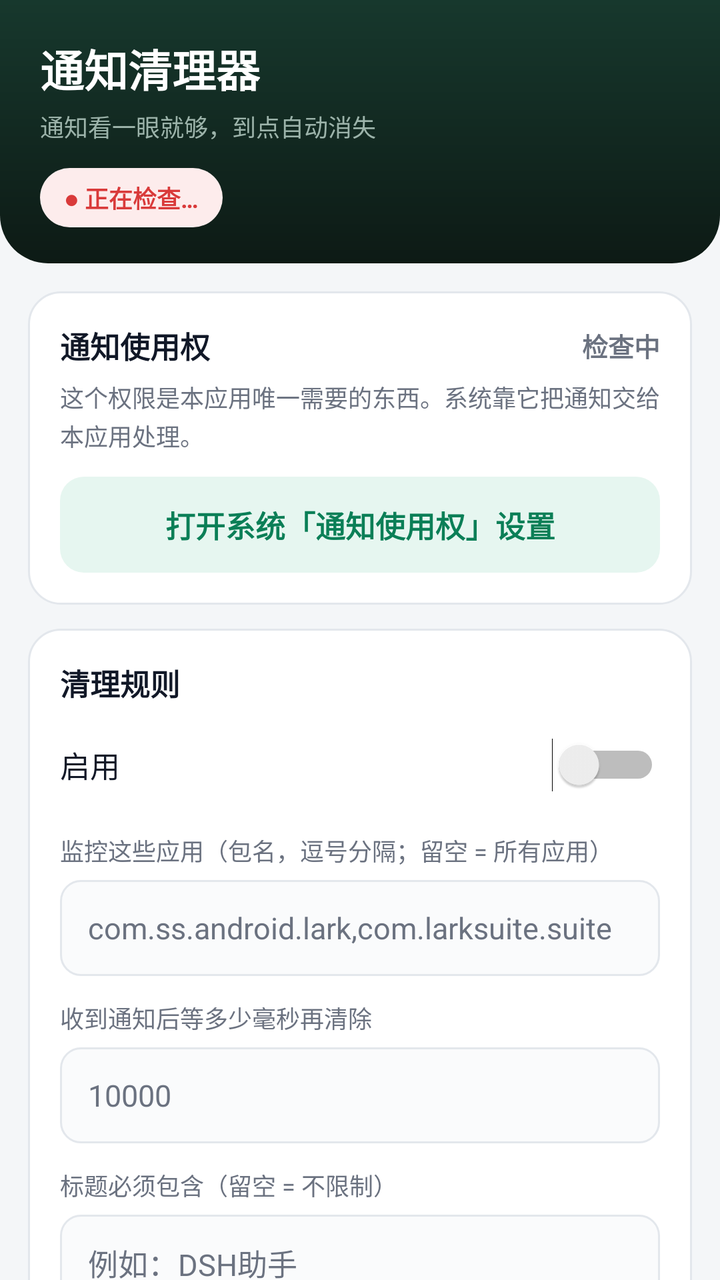
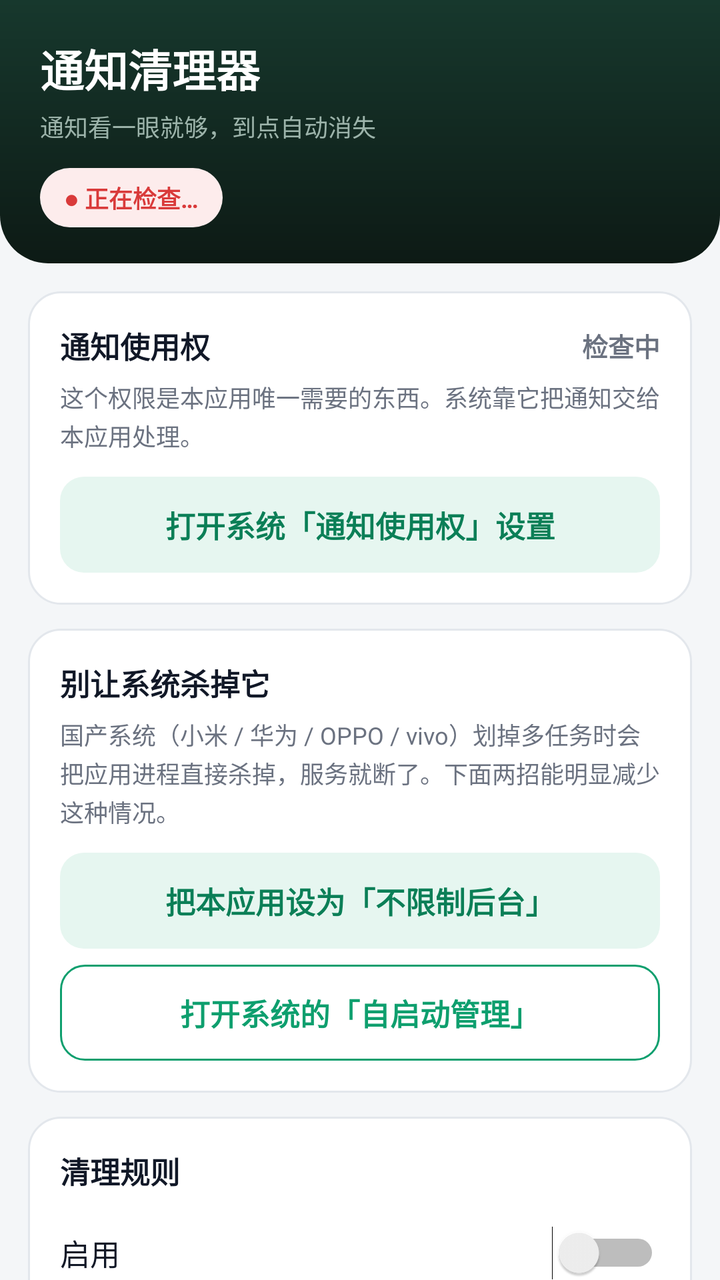

Before-and-after screenshots of an Android layout around one commit, followed by the original layout XML and the change that was made.
<!-- AndroidManifest.xml: application theme AppTheme -->
<!-- res/layout/activity_settings.xml -->
<?xml version="1.0" encoding="utf-8"?>
<LinearLayout xmlns:android="http://schemas.android.com/apk/res/android"
    android:layout_width="match_parent"
    android:layout_height="match_parent"
    android:background="@color/bg"
    android:orientation="vertical">

    
    <LinearLayout
        android:layout_width="match_parent"
        android:layout_height="wrap_content"
        android:background="@drawable/bg_header"
        android:orientation="vertical"
        android:paddingStart="20dp"
        android:paddingTop="18dp"
        android:paddingEnd="20dp"
        android:paddingBottom="18dp">

        <TextView
            android:layout_width="wrap_content"
            android:layout_height="wrap_content"
            android:text="@string/app_name"
            android:textColor="@color/white"
            android:textSize="22sp"
            android:textStyle="bold" />

        <TextView
            android:layout_width="wrap_content"
            android:layout_height="wrap_content"
            android:layout_marginTop="4dp"
            android:text="@string/app_subtitle"
            android:textColor="@color/header_sub"
            android:textSize="12sp" />

        <TextView
            android:id="@+id/headerChip"
            android:layout_width="wrap_content"
            android:layout_height="wrap_content"
            android:layout_marginTop="12dp"
            android:background="@drawable/bg_chip_bad"
            android:paddingStart="12dp"
            android:paddingTop="6dp"
            android:paddingEnd="12dp"
            android:paddingBottom="6dp"
            android:text="@string/chip_checking"
            android:textColor="@color/danger"
            android:textSize="12sp"
            android:textStyle="bold" />
    </LinearLayout>

    <ScrollView
        android:layout_width="match_parent"
        android:layout_height="0dp"
        android:layout_weight="1"
        android:clipToPadding="false"
        android:scrollbars="none">

        <LinearLayout
            android:layout_width="match_parent"
            android:layout_height="wrap_content"
            android:orientation="vertical"
            android:paddingStart="14dp"
            android:paddingTop="14dp"
            android:paddingEnd="14dp"
            android:paddingBottom="28dp">

            
            <LinearLayout
                android:layout_width="match_parent"
                android:layout_height="wrap_content"
                android:background="@drawable/bg_card"
                android:orientation="vertical"
                android:padding="16dp">

                <LinearLayout
                    android:layout_width="match_parent"
                    android:layout_height="wrap_content"
                    android:gravity="center_vertical"
                    android:orientation="horizontal">

                    <TextView
                        style="@style/CardTitle"
                        android:layout_width="0dp"
                        android:layout_weight="1"
                        android:text="@string/perm_title" />

                    <TextView
                        android:id="@+id/permState"
                        android:layout_width="wrap_content"
                        android:layout_height="wrap_content"
                        android:text="@string/perm_checking"
                        android:textColor="@color/text_sub"
                        android:textSize="13sp"
                        android:textStyle="bold" />
                </LinearLayout>

                <TextView
                    android:id="@+id/permHint"
                    style="@style/Label"
                    android:layout_marginTop="6dp"
                    android:text="@string/perm_hint_unknown" />

                <TextView
                    android:id="@+id/openAccess"
                    style="@style/BtnSoft"
                    android:layout_marginTop="12dp"
                    android:text="@string/open_access" />

                <TextView
                    android:id="@+id/reconnect"
                    style="@style/BtnGhost"
                    android:layout_marginTop="8dp"
                    android:text="@string/reconnect"
                    android:visibility="gone" />
            </LinearLayout>

            
            <LinearLayout
                android:layout_width="match_parent"
                android:layout_height="wrap_content"
                android:layout_marginTop="12dp"
                android:background="@drawable/bg_card"
                android:orientation="vertical"
                android:padding="16dp">

                <TextView
                    style="@style/CardTitle"
                    android:text="@string/rule_title" />

                <Switch
                    android:id="@+id/enabled"
                    android:layout_width="match_parent"
                    android:layout_height="wrap_content"
                    android:layout_marginTop="6dp"
                    android:minHeight="48dp"
                    android:text="@string/enabled"
                    android:textColor="@color/text"
                    android:textSize="15sp" />

                <TextView
                    style="@style/Label"
                    android:layout_marginTop="10dp"
                    android:text="@string/packages_label" />

                <EditText
                    android:id="@+id/packages"
                    style="@style/Input"
                    android:layout_marginTop="6dp"
                    android:hint="@string/packages_hint"
                    android:inputType="text" />

                <TextView
                    style="@style/Label"
                    android:layout_marginTop="12dp"
                    android:text="@string/delay_label" />

                <EditText
                    android:id="@+id/delay"
                    style="@style/Input"
                    android:layout_marginTop="6dp"
                    android:hint="@string/delay_hint"
                    android:inputType="number" />

                <TextView
                    style="@style/Label"
                    android:layout_marginTop="12dp"
                    android:text="@string/title_label" />

                <EditText
                    android:id="@+id/titleKeyword"
                    style="@style/Input"
                    android:layout_marginTop="6dp"
                    android:hint="@string/title_hint"
                    android:inputType="text" />

                <TextView
                    style="@style/Label"
                    android:layout_marginTop="12dp"
                    android:text="@string/text_label" />

                <EditText
                    android:id="@+id/textKeyword"
                    style="@style/Input"
                    android:layout_marginTop="6dp"
                    android:hint="@string/text_hint"
                    android:inputType="text" />

                <TextView
                    android:id="@+id/save"
                    style="@style/BtnPrimary"
                    android:layout_marginTop="16dp"
                    android:text="@string/save" />
            </LinearLayout>

            
            <LinearLayout
                android:layout_width="match_parent"
                android:layout_height="wrap_content"
                android:layout_marginTop="12dp"
                android:background="@drawable/bg_card"
                android:orientation="vertical"
                android:padding="16dp">

                <TextView
                    style="@style/CardTitle"
                    android:text="@string/selftest_title" />

                <TextView
                    style="@style/Label"
                    android:layout_marginTop="6dp"
                    android:text="@string/selftest_hint" />

                <TextView
                    android:id="@+id/testBtn"
                    style="@style/BtnGhost"
                    android:layout_marginTop="12dp"
                    android:text="@string/selftest_btn" />

                <TextView
                    android:id="@+id/testResult"
                    android:layout_width="match_parent"
                    android:layout_height="wrap_content"
                    android:layout_marginTop="10dp"
                    android:text="@string/selftest_idle"
                    android:textColor="@color/text_sub"
                    android:textSize="13sp" />
            </LinearLayout>

            
            <LinearLayout
                android:layout_width="match_parent"
                android:layout_height="wrap_content"
                android:layout_marginTop="12dp"
                android:background="@drawable/bg_card"
                android:orientation="vertical"
                android:padding="16dp">

                <LinearLayout
                    android:layout_width="match_parent"
                    android:layout_height="wrap_content"
                    android:gravity="center_vertical"
                    android:orientation="horizontal">

                    <TextView
                        style="@style/CardTitle"
                        android:layout_width="0dp"
                        android:layout_weight="1"
                        android:text="@string/log_title" />

                    <TextView
                        android:id="@+id/viewLog"
                        android:layout_width="wrap_content"
                        android:layout_height="wrap_content"
                        android:background="@drawable/bg_button_soft"
                        android:clickable="true"
                        android:focusable="true"
                        android:paddingStart="12dp"
                        android:paddingTop="6dp"
                        android:paddingEnd="12dp"
                        android:paddingBottom="6dp"
                        android:text="@string/log_view_all"
                        android:textColor="@color/primary_dark"
                        android:textSize="12sp" />
                </LinearLayout>

                <TextView
                    android:id="@+id/logView"
                    android:layout_width="match_parent"
                    android:layout_height="wrap_content"
                    android:layout_marginTop="10dp"
                    android:background="@drawable/bg_log"
                    android:fontFamily="monospace"
                    android:lineSpacingExtra="4dp"
                    android:minHeight="90dp"
                    android:padding="12dp"
                    android:text="@string/log_empty"
                    android:textColor="@color/text"
                    android:textSize="12sp" />
            </LinearLayout>

            
            <LinearLayout
                android:layout_width="match_parent"
                android:layout_height="wrap_content"
                android:layout_marginTop="12dp"
                android:background="@drawable/bg_card"
                android:orientation="vertical"
                android:padding="16dp">

                <LinearLayout
                    android:layout_width="match_parent"
                    android:layout_height="wrap_content"
                    android:gravity="center_vertical"
                    android:orientation="horizontal">

                    <TextView
                        style="@style/CardTitle"
                        android:layout_width="0dp"
                        android:layout_weight="1"
                        android:text="@string/active_title" />

                    <TextView
                        android:id="@+id/activeCount"
                        android:layout_width="wrap_content"
                        android:layout_height="wrap_content"
                        android:layout_marginEnd="8dp"
                        android:text="—"
                        android:textColor="@color/text_sub"
                        android:textSize="13sp"
                        android:textStyle="bold" />

                    <TextView
                        android:id="@+id/refreshActive"
                        android:layout_width="wrap_content"
                        android:layout_height="wrap_content"
                        android:background="@drawable/bg_button_soft"
                        android:clickable="true"
                        android:focusable="true"
                        android:paddingStart="12dp"
                        android:paddingTop="6dp"
                        android:paddingEnd="12dp"
                        android:paddingBottom="6dp"
                        android:text="@string/active_refresh"
                        android:textColor="@color/primary_dark"
                        android:textSize="12sp" />
                </LinearLayout>

                <LinearLayout
                    android:id="@+id/activeList"
                    android:layout_width="match_parent"
                    android:layout_height="wrap_content"
                    android:layout_marginTop="4dp"
                    android:orientation="vertical" />

                <TextView
                    android:id="@+id/clearActive"
                    style="@style/BtnGhost"
                    android:layout_marginTop="10dp"
                    android:text="@string/active_clear" />
            </LinearLayout>

            <TextView
                style="@style/Label"
                android:layout_marginStart="4dp"
                android:layout_marginTop="16dp"
                android:layout_marginEnd="4dp"
                android:text="@string/tip" />

        </LinearLayout>
    </ScrollView>
</LinearLayout>
<!-- resources referenced by this layout -->
<resources>
  <color name="bg">#F4F6F8</color>
  <color name="danger">#D93A3A</color>
  <color name="header_sub">#9CB3AA</color>
  <color name="primary_dark">#0B7F57</color>
  <color name="text">#111827</color>
  <color name="text_sub">#6B7280</color>
  <color name="white">#FFFFFF</color>
  <!-- drawable bg_chip_bad (drawable) -->
  <?xml version="1.0" encoding="utf-8"?>
  <shape xmlns:android="http://schemas.android.com/apk/res/android"
      android:shape="rectangle">
      <solid android:color="@color/danger_light" />
      <corners android:radius="20dp" />
  </shape>
  <string name="active_clear">清掉当前所有通知（常驻的除外）</string>
  <string name="active_refresh">刷新</string>
  <string name="active_title">当前通知</string>
  <string name="app_name">通知清理器</string>
  <string name="app_subtitle">通知看一眼就够，到点自动消失</string>
  <string name="chip_checking">● 正在检查…</string>
  <string name="delay_hint">10000</string>
  <string name="delay_label">收到通知后等多少毫秒再清除</string>
  <string name="enabled">启用</string>
  <string name="log_empty">还没有记录。\n授权之后，收到被监控应用的通知，这里就会一行一行记下来。</string>
  <string name="log_title">最近发生了什么</string>
  <string name="log_view_all">查看全部</string>
  <string name="open_access">打开系统「通知使用权」设置</string>
  <string name="packages_hint">com.ss.android.lark,com.larksuite.suite</string>
  <string name="packages_label">监控这些应用（包名，逗号分隔；留空 = 所有应用）</string>
  <string name="perm_checking">检查中</string>
  <string name="perm_hint_unknown">这个权限是本应用唯一需要的东西。系统靠它把通知交给本应用处理。</string>
  <string name="perm_title">通知使用权</string>
  <string name="reconnect">重新连接</string>
  <string name="rule_title">清理规则</string>
  <string name="save">保存</string>
  <string name="selftest_btn">发一条测试通知</string>
  <string name="selftest_hint">点一下，本应用自己发一条通知，然后看它会不会按上面的延迟时间自动消失。这是唯一能证明「整条链路通不通」的办法。</string>
  <string name="selftest_idle">还没测过</string>
  <string name="selftest_title">自检</string>
  <string name="text_hint">一般不用填</string>
  <string name="text_label">正文必须包含（留空 = 不限制）</string>
  <string name="tip">说明：本应用不需要常驻通知，也不在后台占资源。\n它靠系统的「通知使用权」工作 —— 授权后由系统负责拉起，划掉多任务也不会失效。\n\n国产系统（小米 / 华为 / OPPO / vivo）可能还会额外限制后台，如果发现时灵时不灵，去系统的「电池 / 后台管理」里把本应用设成「不限制」。</string>
  <string name="title_hint">例如：DSH助手</string>
  <string name="title_label">标题必须包含（留空 = 不限制）</string>
  <style name="BtnGhost" parent="BtnPrimary">
          <item name="android:background">@drawable/bg_button_ghost</item>
          <item name="android:textColor">@color/primary</item>
      </style>
  <style name="BtnSoft" parent="BtnPrimary">
          <item name="android:background">@drawable/bg_button_soft</item>
          <item name="android:textColor">@color/primary_dark</item>
      </style>
  <style name="CardTitle">
          <item name="android:layout_width">match_parent</item>
          <item name="android:layout_height">wrap_content</item>
          <item name="android:textColor">@color/text</item>
          <item name="android:textSize">15sp</item>
          <item name="android:textStyle">bold</item>
      </style>
  <style name="Label">
          <item name="android:layout_width">match_parent</item>
          <item name="android:layout_height">wrap_content</item>
          <item name="android:textColor">@color/text_sub</item>
          <item name="android:textSize">12sp</item>
          <item name="android:lineSpacingExtra">2dp</item>
      </style>
  <color name="primary_light">#E6F6F0</color>
  <color name="card">#FFFFFF</color>
  <color name="border">#E3E7EC</color>
  <color name="danger_light">#FDECEC</color>
  <color name="header_top">#17382D</color>
  <color name="header_bottom">#0D1A15</color>
  <color name="log_bg">#F8FAFB</color>
  <color name="primary">#0E9F6E</color>
  <color name="row">#FAFBFC</color>
  <!-- unchanged entries left out for length: 10 -->
</resources>

<!-- the commit's change to res/layout/activity_settings.xml (unified diff, before → after) -->
@@ -125,6 +125,43 @@
 
                 <TextView
                     style="@style/CardTitle"
+                    android:text="@string/keepalive_title" />
+
+                <TextView
+                    style="@style/Label"
+                    android:layout_marginTop="6dp"
+                    android:text="@string/keepalive_hint" />
+
+                <TextView
+                    android:id="@+id/batteryBtn"
+                    style="@style/BtnSoft"
+                    android:layout_marginTop="12dp"
+                    android:text="@string/keepalive_battery" />
+
+                <TextView
+                    android:id="@+id/autostartBtn"
+                    style="@style/BtnGhost"
+                    android:layout_marginTop="8dp"
+                    android:text="@string/keepalive_autostart" />
+
+                <TextView
+                    android:id="@+id/keepAliveHint"
+                    style="@style/Label"
+                    android:layout_marginTop="8dp"
+                    android:visibility="gone" />
+            </LinearLayout>
+
+            
+            <LinearLayout
+                android:layout_width="match_parent"
+                android:layout_height="wrap_content"
+                android:layout_marginTop="12dp"
+                android:background="@drawable/bg_card"
+                android:orientation="vertical"
+                android:padding="16dp">
+
+                <TextView
+                    style="@style/CardTitle"
                     android:text="@string/rule_title" />
 
                 <Switch
@@ -164,26 +201,19 @@
                 <TextView
                     style="@style/Label"
                     android:layout_marginTop="12dp"
-                    android:text="@string/title_label" />
+                    android:text="@string/keyword_label" />
 
                 <EditText
-                    android:id="@+id/titleKeyword"
+                    android:id="@+id/keyword"
                     style="@style/Input"
                     android:layout_marginTop="6dp"
-                    android:hint="@string/title_hint"
+                    android:hint="@string/keyword_hint"
                     android:inputType="text" />
 
                 <TextView
                     style="@style/Label"
-                    android:layout_marginTop="12dp"
-                    android:text="@string/text_label" />
-
-                <EditText
-                    android:id="@+id/textKeyword"
-                    style="@style/Input"
-                    android:layout_marginTop="6dp"
-                    android:hint="@string/text_hint"
-                    android:inputType="text" />
+                    android:layout_marginTop="6dp"
+                    android:text="@string/keyword_explain" />
 
                 <TextView
                     android:id="@+id/save"
<!-- resource entries referenced after the edit -->
@@ -23,6 +23,13 @@
   <string name="delay_hint">10000</string>
   <string name="delay_label">收到通知后等多少毫秒再清除</string>
   <string name="enabled">启用</string>
+  <string name="keepalive_autostart">打开系统的「自启动管理」</string>
+  <string name="keepalive_battery">把本应用设为「不限制后台」</string>
+  <string name="keepalive_hint">国产系统（小米 / 华为 / OPPO / vivo）划掉多任务时会把应用进程直接杀掉，服务就断了。下面两招能明显减少这种情况。</string>
+  <string name="keepalive_title">别让系统杀掉它</string>
+  <string name="keyword_explain">飞书通知的「标题」是应用名「飞书」，机器人名字在正文里。这个框两处都会查，所以填「DSH助手」就能匹配到。</string>
+  <string name="keyword_hint">DSH助手</string>
+  <string name="keyword_label">关键字：标题或正文里出现它就算（留空 = 不限制）</string>
   <string name="log_empty">还没有记录。\n授权之后，收到被监控应用的通知，这里就会一行一行记下来。</string>
   <string name="log_title">最近发生了什么</string>
   <string name="log_view_all">查看全部</string>
@@ -39,11 +46,7 @@
   <string name="selftest_hint">点一下，本应用自己发一条通知，然后看它会不会按上面的延迟时间自动消失。这是唯一能证明「整条链路通不通」的办法。</string>
   <string name="selftest_idle">还没测过</string>
   <string name="selftest_title">自检</string>
-  <string name="text_hint">一般不用填</string>
-  <string name="text_label">正文必须包含（留空 = 不限制）</string>
-  <string name="tip">说明：本应用不需要常驻通知，也不在后台占资源。\n它靠系统的「通知使用权」工作 —— 授权后由系统负责拉起，划掉多任务也不会失效。\n\n国产系统（小米 / 华为 / OPPO / vivo）可能还会额外限制后台，如果发现时灵时不灵，去系统的「电池 / 后台管理」里把本应用设成「不限制」。</string>
-  <string name="title_hint">例如：DSH助手</string>
-  <string name="title_label">标题必须包含（留空 = 不限制）</string>
+  <string name="tip">说明：本应用不需要常驻通知，也不在后台占资源。\n它靠系统的「通知使用权」工作 —— 授权后由系统负责拉起，划掉多任务通常也不会失效。\n\n万一还是断了：每 5 分钟有一个看门狗会自动把它要回来，你也可以直接打开本应用，它会自动重连。</string>
   <style name="BtnGhost" parent="BtnPrimary">
           <item name="android:background">@drawable/bg_button_ghost</item>
           <item name="android:textColor">@color/primary</item>
